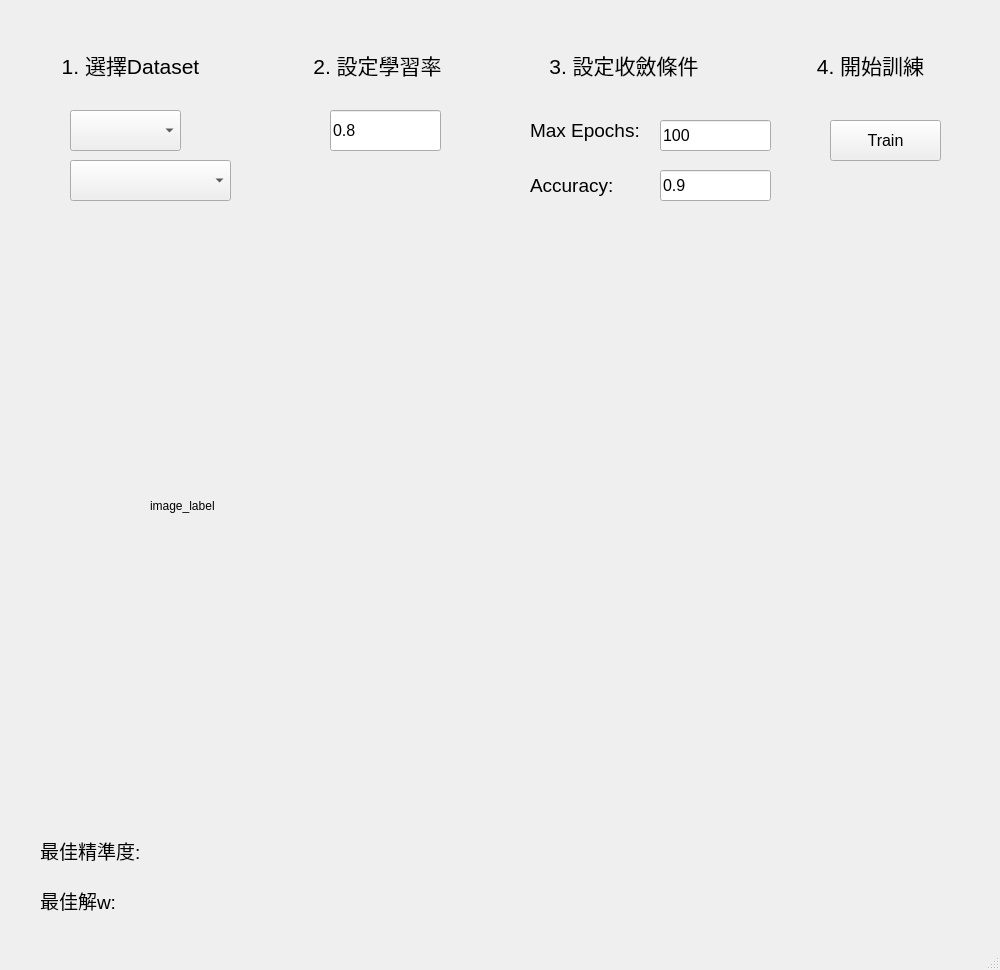
Before: the Qt Designer form HW1/MyGUI.ui in KaiTung/NCU_111_NeuronNetwork, drawn with Qt 5.
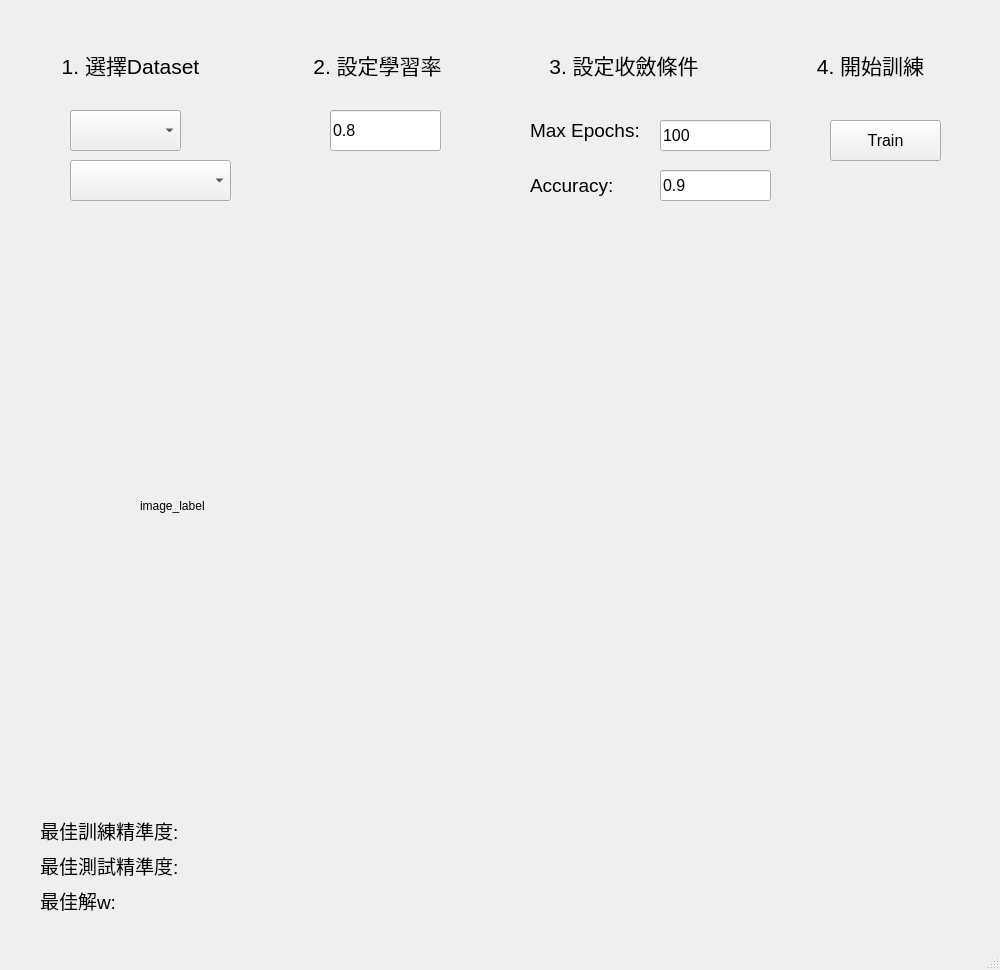
After: the same form once the commit is applied.

The edit to the form file:
```diff
--- a/HW1/MyGUI.ui
+++ b/HW1/MyGUI.ui
@@ -257,7 +257,7 @@
    <widget class="QLabel" name="label_image">
     <property name="geometry">
      <rect>
-      <x>150</x>
+      <x>140</x>
       <y>210</y>
       <width>701</width>
       <height>591</height>
@@ -271,8 +271,8 @@
     <property name="geometry">
      <rect>
       <x>40</x>
-      <y>830</y>
-      <width>221</width>
+      <y>810</y>
+      <width>921</width>
       <height>41</height>
      </rect>
     </property>
@@ -282,7 +282,7 @@
      </font>
     </property>
     <property name="text">
-     <string>最佳精準度: </string>
+     <string>最佳訓練精準度: </string>
     </property>
    </widget>
    <widget class="QLabel" name="label_w">
@@ -318,6 +318,24 @@
      </font>
     </property>
    </widget>
+   <widget class="QLabel" name="label_Valid_Acc">
+    <property name="geometry">
+     <rect>
+      <x>40</x>
+      <y>850</y>
+      <width>931</width>
+      <height>31</height>
+     </rect>
+    </property>
+    <property name="font">
+     <font>
+      <pointsize>14</pointsize>
+     </font>
+    </property>
+    <property name="text">
+     <string>最佳測試精準度:</string>
+    </property>
+   </widget>
   </widget>
   <widget class="QMenuBar" name="menubar">
    <property name="geometry">
```
